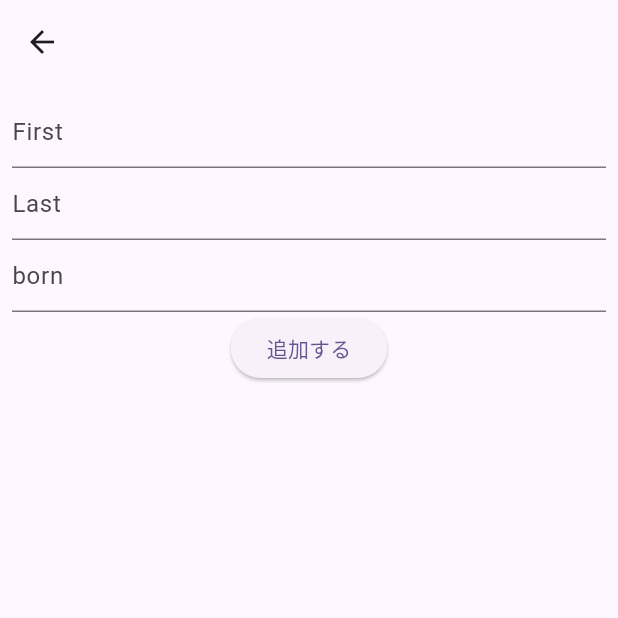
After one commit to yambaru-hackathon/motoki_higa_homework, a Flutter app: the screen it shows after launch, after a tap on the "add" icon, on a phone screen of 412 x 824 dp, the top half of it. The commit adds this screen. Run offline on Flutter 3.47's test engine with Material 3 defaults, Android fonts, the phone set to English and light mode, and no system bars; our stand-ins replace cloud_firestore, firebase_core; accounts and stored records are empty.

Commit message:
firebase CRUD

```diff
--- /dev/null
+++ b/lib/add_page.dart
@@ -0,0 +1,68 @@
+import 'package:cloud_firestore/cloud_firestore.dart';
+import 'package:flutter/material.dart';
+
+class AddPage extends StatelessWidget {
+  AddPage({super.key});
+
+  String first = '';
+  String last = '';
+  int born = 0;
+
+  @override
+  Widget build(BuildContext context) {
+    return Scaffold(
+      appBar: AppBar(),
+      body: Padding(
+        padding: const EdgeInsets.all(8.0),
+        child: Column(
+          children: [
+            TextField(
+              decoration: InputDecoration(
+                hintText: 'First',
+              ),
+              onChanged: (text){
+                first = text;
+              },
+            ),
+             TextField(
+              decoration: InputDecoration(
+                hintText: 'Last',
+              ),
+              onChanged: (text){
+                last = text;
+              },
+            ),
+            TextField(
+              decoration: InputDecoration(
+                hintText: 'born',
+              ),
+              onChanged: (text){
+                born = int.parse(text);
+              },
+            ),
+            ElevatedButton(
+              onPressed: () async{
+                await _addToFirebase();
+                Navigator.pop(context);
+            },
+            child: Text('追加する'),
+            ),
+          ],
+        ),
+      )
+    );
+  }
+
+  Future _addToFirebase() async {
+    final db = FirebaseFirestore.instance;
+    // Create a new user with a first and last name
+    final user = <String, dynamic>{
+      "first": first,
+      "last": last,
+      "born": born,
+    };
+
+    // Add a new document with a generated ID
+    await db.collection("users").add(user);
+  }
+}
--- a/lib/main.dart
+++ b/lib/main.dart
@@ -1,6 +1,15 @@
+import 'package:cloud_firestore/cloud_firestore.dart';
 import 'package:flutter/material.dart';
+import 'package:firebase_core/firebase_core.dart';
+import 'package:main/add_page.dart';
+import 'package:main/user.dart';
+import 'firebase_options.dart';
 
-void main() {
+void main() async{
+  WidgetsFlutterBinding.ensureInitialized();
+  await Firebase.initializeApp(
+  options: DefaultFirebaseOptions.currentPlatform,
+);
   runApp(const MyApp());
 }
 
@@ -13,41 +22,16 @@ class MyApp extends StatelessWidget {
     return MaterialApp(
       title: 'Flutter Demo',
       theme: ThemeData(
-        // This is the theme of your application.
-        //
-        // TRY THIS: Try running your application with "flutter run". You'll see
-        // the application has a purple toolbar. Then, without quitting the app,
-        // try changing the seedColor in the colorScheme below to Colors.green
-        // and then invoke "hot reload" (save your changes or press the "hot
-        // reload" button in a Flutter-supported IDE, or press "r" if you used
-        // the command line to start the app).
-        //
-        // Notice that the counter didn't reset back to zero; the application
-        // state is not lost during the reload. To reset the state, use hot
-        // restart instead.
-        //
-        // This works for code too, not just values: Most code changes can be
-        // tested with just a hot reload.
         colorScheme: ColorScheme.fromSeed(seedColor: Colors.deepPurple),
         useMaterial3: true,
       ),
-      home: const MyHomePage(title: 'Flutter Demo Home Page'),
+      home: const MyHomePage(title: '誕生年リスト'),
     );
   }
 }
 
 class MyHomePage extends StatefulWidget {
   const MyHomePage({super.key, required this.title});
-
-  // This widget is the home page of your application. It is stateful, meaning
-  // that it has a State object (defined below) that contains fields that affect
-  // how it looks.
-
-  // This class is the configuration for the state. It holds the values (in this
-  // case the title) provided by the parent (in this case the App widget) and
-  // used by the build method of the State. Fields in a Widget subclass are
-  // always marked "final".
-
   final String title;
 
   @override
@@ -55,71 +39,105 @@ class MyHomePage extends StatefulWidget {
 }
 
 class _MyHomePageState extends State<MyHomePage> {
-  int _counter = 0;
+  List<User> users = [];
 
-  void _incrementCounter() {
+  @override
+  void initState() {
+    super.initState();
+
+    _fetchFirebaseData();
+  }
+
+  void _fetchFirebaseData() async{
+    final db = FirebaseFirestore.instance;
+
+    final event = await db.collection("users").get();
+    final docs = event.docs;
+    final users = docs.map((doc) => User.fromFirestore(doc)).toList();
+
     setState(() {
-      // This call to setState tells the Flutter framework that something has
-      // changed in this State, which causes it to rerun the build method below
-      // so that the display can reflect the updated values. If we changed
-      // _counter without calling setState(), then the build method would not be
-      // called again, and so nothing would appear to happen.
-      _counter++;
+      this.users = users;
     });
   }
 
   @override
   Widget build(BuildContext context) {
-    // This method is rerun every time setState is called, for instance as done
-    // by the _incrementCounter method above.
-    //
-    // The Flutter framework has been optimized to make rerunning build methods
-    // fast, so that you can just rebuild anything that needs updating rather
-    // than having to individually change instances of widgets.
     return Scaffold(
       appBar: AppBar(
-        // TRY THIS: Try changing the color here to a specific color (to
-        // Colors.amber, perhaps?) and trigger a hot reload to see the AppBar
-        // change color while the other colors stay the same.
         backgroundColor: Theme.of(context).colorScheme.inversePrimary,
-        // Here we take the value from the MyHomePage object that was created by
-        // the App.build method, and use it to set our appbar title.
         title: Text(widget.title),
       ),
-      body: Center(
-        // Center is a layout widget. It takes a single child and positions it
-        // in the middle of the parent.
-        child: Column(
-          // Column is also a layout widget. It takes a list of children and
-          // arranges them vertically. By default, it sizes itself to fit its
-          // children horizontally, and tries to be as tall as its parent.
-          //
-          // Column has various properties to control how it sizes itself and
-          // how it positions its children. Here we use mainAxisAlignment to
-          // center the children vertically; the main axis here is the vertical
-          // axis because Columns are vertical (the cross axis would be
-          // horizontal).
-          //
-          // TRY THIS: Invoke "debug painting" (choose the "Toggle Debug Paint"
-          // action in the IDE, or press "p" in the console), to see the
-          // wireframe for each widget.
-          mainAxisAlignment: MainAxisAlignment.center,
-          children: <Widget>[
-            const Text(
-              'You have pushed the button this many times:',
+      body: ListView(
+        children: users.map((user) => ListTile(
+          title: Text(user.first),
+          subtitle: Text(user.last),
+          trailing: Text(user.born.toString()),
+          onTap:(){
+            showDialog(
+      context: context,
+      builder: (BuildContext context) {
+        return AlertDialog(
+          title: Text("Select Year"),
+          content: Container(
+            width: 300,
+            height: 300,
+            child: YearPicker(
+              firstDate: DateTime(DateTime.now().year - 300, 1),
+              lastDate: DateTime(DateTime.now().year + 100, 1),
+              initialDate: DateTime.now(),
+              selectedDate: DateTime(user.born),
+              onChanged: (DateTime dateTime) {
+                FirebaseFirestore.instance.collection('users').doc(user.id).update({'born': dateTime.year});
+                Navigator.pop(context);
+
+                _fetchFirebaseData();
+              },
             ),
-            Text(
-              '$_counter',
-              style: Theme.of(context).textTheme.headlineMedium,
-            ),
-          ],
-        ),
+          ),
+        );
+      },
+    );
+          },
+          onLongPress: () async{
+            showDialog(
+              context: context,
+              builder: (context) {
+                return AlertDialog(
+                  content: Text("本当に削除しますか？"),
+                  actions: [
+                    TextButton(
+                      child: Text("いいえ"),
+                      onPressed: () {Navigator.pop(context);}
+                    ),
+                    TextButton(
+                      child: Text("はい"),
+                      onPressed: () async{
+                        final db = FirebaseFirestore.instance;
+                        await db.collection("users").doc(user.id).delete();
+                        _fetchFirebaseData();
+                        Navigator.pop(context);
+                      }
+                    ),
+                  ],
+                );
+              },
+            );
+          },
+        )).toList(),
       ),
       floatingActionButton: FloatingActionButton(
-        onPressed: _incrementCounter,
+        onPressed: _goToAddPage,
         tooltip: 'Increment',
         child: const Icon(Icons.add),
-      ), // This trailing comma makes auto-formatting nicer for build methods.
+      ),
     );
   }
+
+  void _goToAddPage() async{
+    await Navigator.push(
+      context,
+      MaterialPageRoute(builder: (context) => AddPage())
+    );
+    _fetchFirebaseData();
+  }
 }
--- /dev/null
+++ b/lib/user.dart
@@ -0,0 +1,25 @@
+import 'package:cloud_firestore/cloud_firestore.dart';
+
+class User{
+  final String id;
+  final String last;
+  final String first;
+  final int born;
+
+  User({
+    required this.id,
+    required this.first,
+    required this.last,
+    required this.born
+  });
+
+  factory User.fromFirestore(DocumentSnapshot doc){
+    final data = doc.data() as Map<String, dynamic>;
+    return User(
+      id: doc.id,
+      first: data['first'],
+      last: data['last'],
+      born: data['born'],
+    );
+  }
+}
--- a/pubspec.yaml
+++ b/pubspec.yaml
@@ -35,6 +35,8 @@ dependencies:
   # The following adds the Cupertino Icons font to your application.
   # Use with the CupertinoIcons class for iOS style icons.
   cupertino_icons: ^1.0.6
+  firebase_core: ^2.25.4
+  cloud_firestore: ^4.15.4
 
 dev_dependencies:
   flutter_test:
```
Also changed, not shown: lib/firebase_options.dart (added), pubspec.lock, 10 other files.
